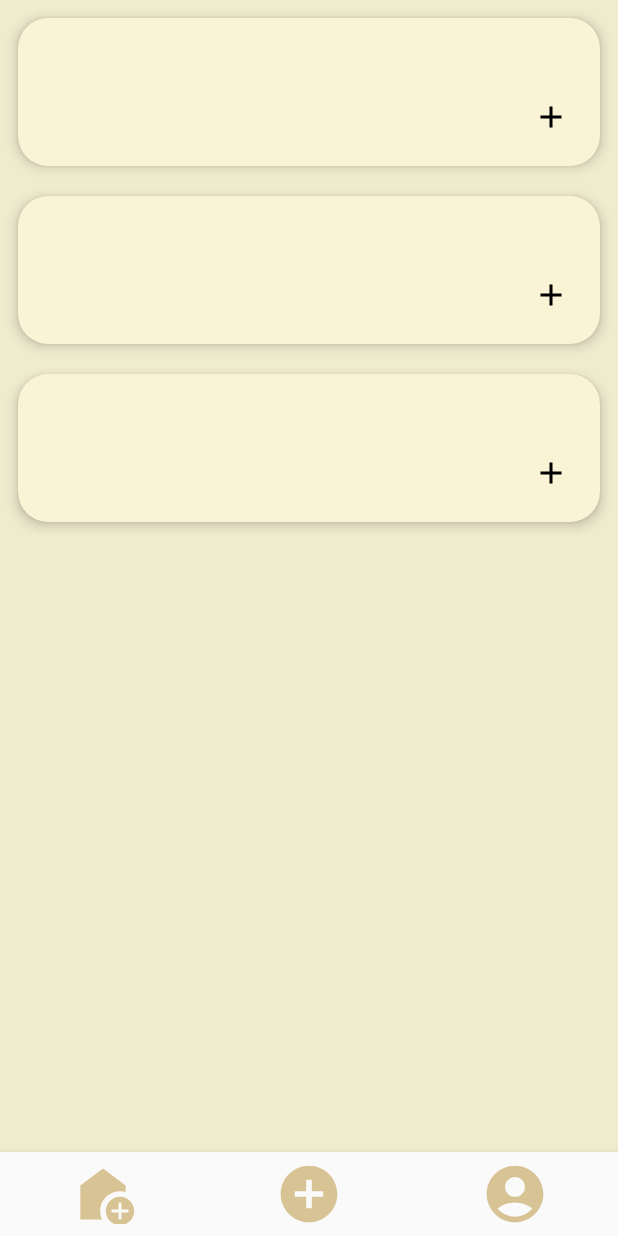
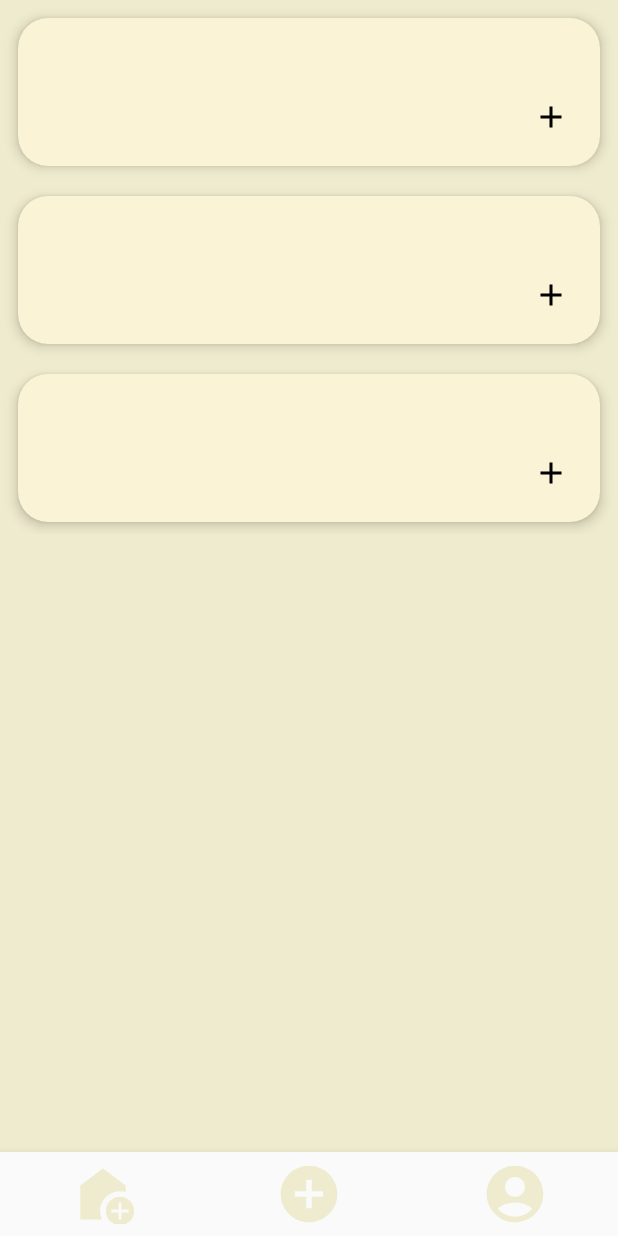
Before and after one commit to AreebaAkram/DopamineMenu, an Android app: the layout homeview.xml on its own in the app's theme, with its tools: preview values and no code run, on a phone screen of 412 x 824 dp. Run offline under Robolectric (Android 15) with nearby library versions, the phone set to English and light mode, and no system bars.

Commit message:
Completed home page

```diff
--- a/app/src/main/res/layout/home_activity.xml
+++ b/app/src/main/res/layout/home_activity.xml
@@ -1,5 +1,5 @@
 <?xml version="1.0" encoding="utf-8"?>
-<layout xmlns:tools="http://schemas.android.com/tools"
+<layout
     xmlns:app="http://schemas.android.com/apk/res-auto">
 
     <data>
--- a/app/src/main/res/layout/homeview.xml
+++ b/app/src/main/res/layout/homeview.xml
@@ -27,10 +27,10 @@
             app:layout_constraintBottom_toBottomOf="parent"
             app:layout_constraintStart_toStartOf="parent"
             app:layout_constraintEnd_toEndOf="parent"
-            app:itemIconTint="#D7C393"
+            app:itemIconTint="#EFEBCE"
             app:itemIconSize="45dp"
             app:labelVisibilityMode="unlabeled"
-            android:backgroundTint="#bb8588"
+            android:backgroundTint="#A3A380"
 
             >
         </com.google.android.material.bottomnavigation.BottomNavigationView>
```
